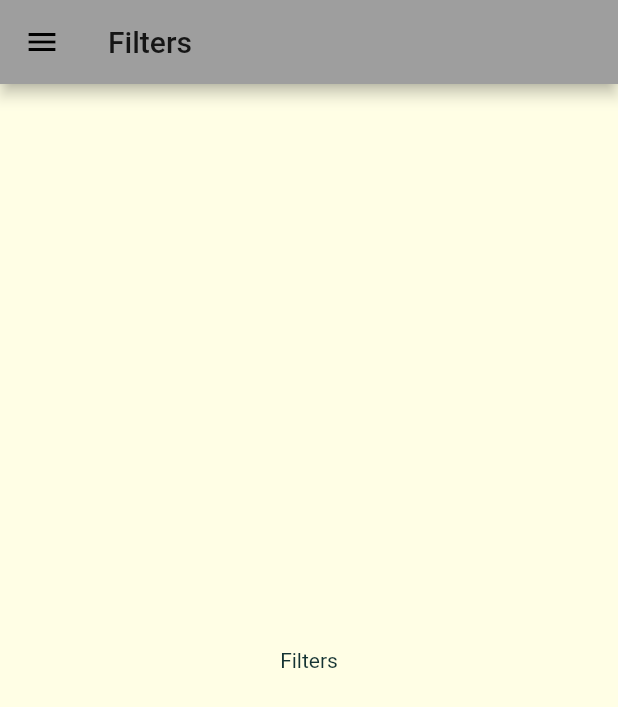
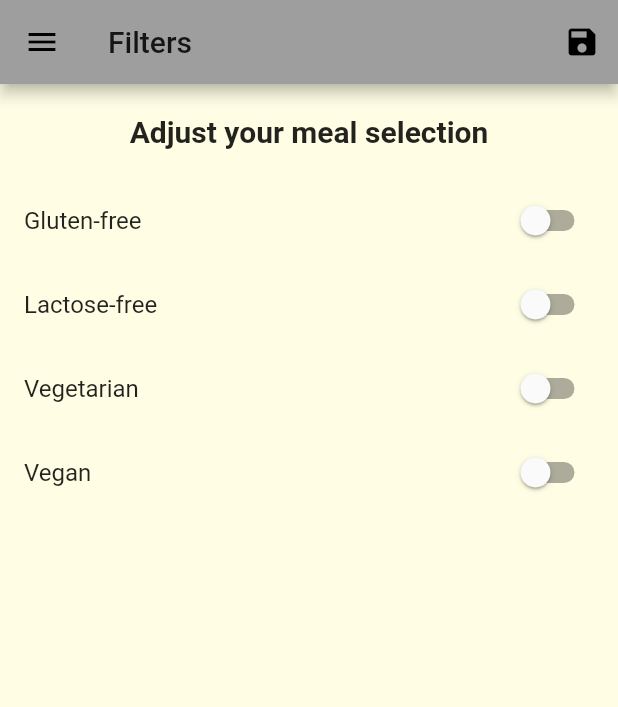
Before and after one commit to alexverbitsky/meals-app, a Flutter app: the screen it shows after launch, in the side drawer, after a tap on "Settings", on a phone screen of 412 x 824 dp. Shown: the top 707 px of the screen. Run offline on Flutter 3.47's test engine with Material 2 defaults, Android fonts, the phone set to English and light mode, and no system bars; Roboto replaces fonts that are missing (Raleway, RobotoCondensed).

Commit message:
feat(178): add filters

```diff
--- a/lib/main.dart
+++ b/lib/main.dart
@@ -1,17 +1,53 @@
 import 'package:flutter/material.dart';
+import 'package:meals_app/dummy_data.dart';
+import 'package:meals_app/models/meal.dart';
 
 import 'package:meals_app/screens/categories_screen.dart';
 import 'package:meals_app/screens/category_meals_screen.dart';
 import 'package:meals_app/screens/filters_screen.dart';
 import 'package:meals_app/screens/meal_detail_screen.dart';
 import 'package:meals_app/screens/tabs_bottom_screen.dart';
-import 'package:meals_app/screens/tabs_top_screen.dart';
 
 void main() {
   runApp(MyApp());
 }
 
-class MyApp extends StatelessWidget {
+class MyApp extends StatefulWidget {
+  @override
+  _MyAppState createState() => _MyAppState();
+}
+
+class _MyAppState extends State<MyApp> {
+  Map<String, bool> _filters = {
+    'gluten': false,
+    'lactose': false,
+    'vegetarian': false,
+    'vegan': false,
+  };
+
+  List<Meal> _availableMeals = DUMMY_MEALS;
+
+  void _setFilters(Map<String, bool> filtersData) {
+    setState(() {
+      _filters = filtersData;
+      _availableMeals = DUMMY_MEALS.where((meal) {
+        if (_filters['gluten'] && !meal.isGlutenFree) {
+          return false;
+        }
+        if (_filters['lactose'] && !meal.isLactoseFree) {
+          return false;
+        }
+        if (_filters['vegetarian'] && !meal.isVegetarian) {
+          return false;
+        }
+        if (_filters['vegan'] && !meal.isVegan) {
+          return false;
+        }
+        return true;
+      }).toList();
+    });
+  }
+
   @override
   Widget build(BuildContext context) {
     return MaterialApp(
@@ -35,9 +71,10 @@ class MyApp extends StatelessWidget {
       // default
       routes: {
         '/': (ctx) => TabsBottomScreen(),
-        CategoryMealsScreen.routeName: (_) => CategoryMealsScreen(),
+        CategoryMealsScreen.routeName: (_) =>
+            CategoryMealsScreen(_availableMeals),
         MealDetailScreen.routeName: (_) => MealDetailScreen(),
-        FiltersScreen.routeName: (_) => FiltersScreen(),
+        FiltersScreen.routeName: (_) => FiltersScreen(_setFilters, _filters),
       },
       onUnknownRoute: (settings) {
         return MaterialPageRoute(builder: (_) => CategoriesScreen());
--- a/lib/screens/category_meals_screen.dart
+++ b/lib/screens/category_meals_screen.dart
@@ -1,10 +1,13 @@
 import 'package:flutter/material.dart';
 import 'package:meals_app/models/meal.dart';
 import 'package:meals_app/widgets/meal_item.dart';
-import '../dummy_data.dart';
 
 class CategoryMealsScreen extends StatefulWidget {
   static const routeName = '/category-meals';
+
+  CategoryMealsScreen(this.meals);
+
+  final List<Meal> meals;
 
   @override
   _CategoryMealsScreenState createState() => _CategoryMealsScreenState();
@@ -26,7 +29,7 @@ class _CategoryMealsScreenState extends State<CategoryMealsScreen> {
     categoryTitle = routeArgs['title'];
 
     final categoryID = routeArgs['id'];
-    displayedMeals = DUMMY_MEALS
+    displayedMeals = widget.meals
         .where((meal) => meal.categories.contains(categoryID))
         .toList();
     super.didChangeDependencies();
--- a/lib/screens/filters_screen.dart
+++ b/lib/screens/filters_screen.dart
@@ -1,19 +1,110 @@
 import 'package:flutter/material.dart';
 import 'package:meals_app/widgets/main_drawer.dart';
 
-class FiltersScreen extends StatelessWidget {
+class FiltersScreen extends StatefulWidget {
   static const routeName = '/filters';
+
+  FiltersScreen(this.saveFilters, this.currentFilters);
+
+  final Function saveFilters;
+  final Map<String, bool> currentFilters;
+
+  @override
+  _FiltersScreenState createState() => _FiltersScreenState();
+}
+
+class _FiltersScreenState extends State<FiltersScreen> {
+  bool _glutenFree;
+  bool _vegetarian;
+  bool _vegan;
+  bool _lactoseFree;
+
+  @override
+  initState() {
+    _glutenFree = widget.currentFilters['gluten'];
+    _vegetarian = widget.currentFilters['vegetarian'];
+    _vegan = widget.currentFilters['vegan'];
+    _lactoseFree = widget.currentFilters['lactose'];
+    super.initState();
+  }
 
   @override
   Widget build(BuildContext context) {
     return Scaffold(
-      appBar: AppBar(
-        title: Text('Filters'),
-      ),
-      drawer: MainDrawer(),
-      body: Center(
-        child: Text('Filters'),
-      ),
+        appBar: AppBar(
+          title: Text('Filters'),
+          actions: [
+            IconButton(
+              icon: Icon(Icons.save),
+              onPressed: () {
+                final selectedFilters = {
+                  'gluten': _glutenFree,
+                  'lactose': _lactoseFree,
+                  'vegan': _vegan,
+                  'vegetarian': _vegetarian,
+                };
+                widget.saveFilters(selectedFilters);
+              },
+            )
+          ],
+        ),
+        drawer: MainDrawer(),
+        body: Column(
+          children: [
+            Container(
+              padding: EdgeInsets.all(20),
+              child: Text(
+                'Adjust your meal selection',
+                style: Theme.of(context).textTheme.headline6,
+              ),
+            ),
+            Expanded(
+              child: ListView(
+                children: [
+                  _buildSwitchListTile(
+                    title: 'Gluten-free',
+                    description: 'Only include gluten-free meals',
+                    value: _glutenFree,
+                    onChanged: (newValue) =>
+                        setState(() => _glutenFree = newValue),
+                  ),
+                  _buildSwitchListTile(
+                    title: 'Lactose-free',
+                    description: 'Only include lactose-free meals',
+                    value: _lactoseFree,
+                    onChanged: (newValue) =>
+                        setState(() => _lactoseFree = newValue),
+                  ),
+                  _buildSwitchListTile(
+                    title: 'Vegetarian',
+                    description: 'Only include vegetarian meals',
+                    value: _vegetarian,
+                    onChanged: (newValue) =>
+                        setState(() => _vegetarian = newValue),
+                  ),
+                  _buildSwitchListTile(
+                    title: 'Vegan',
+                    description: 'Only include vegan meals',
+                    value: _vegan,
+                    onChanged: (newValue) => setState(() => _vegan = newValue),
+                  ),
+                ],
+              ),
+            ),
+          ],
+        ));
+  }
+
+  Widget _buildSwitchListTile({
+    String title,
+    String description,
+    bool value,
+    Function onChanged,
+  }) {
+    return SwitchListTile(
+      title: Text(title),
+      value: value,
+      onChanged: onChanged,
     );
   }
 }
```
